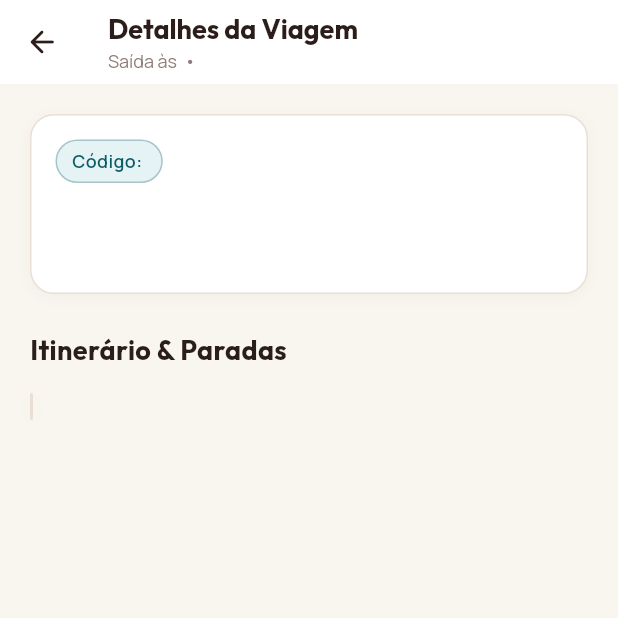
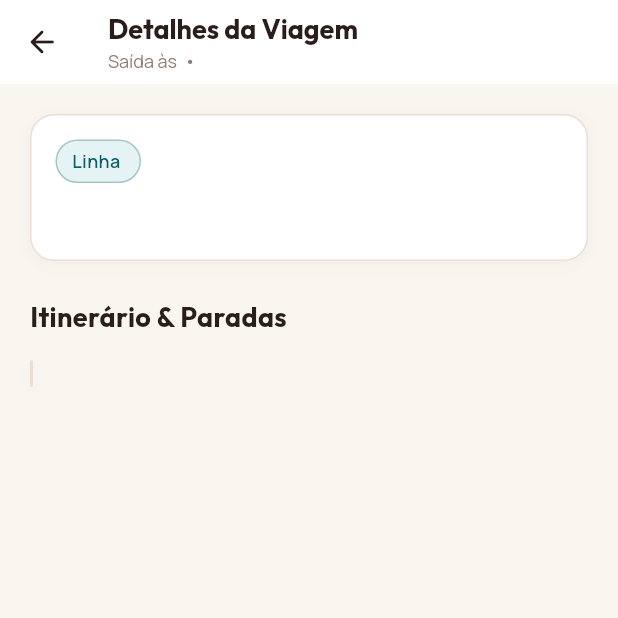
Before and after one commit to Liedson1/Passai, a Flutter app: the DetalhesViagemPage screen opened directly with empty values, on a phone screen of 412 x 824 dp, the top half of it. Run offline on Flutter 3.47's test engine with Material 3 defaults, Android fonts, the phone set to English and light mode, and no system bars; our stand-ins replace flutter_riverpod, go_router, supabase_flutter; missing offline and left inert: dart:js_interop; accounts and stored records are empty.

Commit message:
fix(detalhes): evitar overflow da tarifa e refinar badge de identificacao da rota

```diff
--- a/mobile/lib/presentation/pages/detalhes_viagem/detalhes_viagem_page.dart
+++ b/mobile/lib/presentation/pages/detalhes_viagem/detalhes_viagem_page.dart
@@ -183,8 +183,31 @@ class _IdentificacaoCard extends StatelessWidget {
 
   final DetalhesViagem detalhes;
 
+  String _getBadgeText() {
+    final raw = detalhes.codigo.trim();
+    // Se o código for longo ou repetir o trajeto (ex: "Arapiraca x Maceió (via LITORAL)"),
+    // prioriza o tipo da linha ("Linha Intermunicipal") para evitar redundância e quebras
+    final isRouteOrLong = raw.toLowerCase().contains(' x ') ||
+        raw.toLowerCase().contains(' - ') ||
+        raw.length > 22;
+
+    if (isRouteOrLong) {
+      return detalhes.tipoLinha ?? 'Linha Intermunicipal';
+    }
+
+    if (raw.toLowerCase().startsWith('linha') ||
+        raw.toLowerCase().startsWith('código') ||
+        raw.toLowerCase().startsWith('codigo')) {
+      return raw;
+    }
+
+    return 'Linha $raw';
+  }
+
   @override
   Widget build(BuildContext context) {
+    final badgeText = _getBadgeText();
+
     return Container(
       padding: const EdgeInsets.all(16),
       decoration: BoxDecoration(
@@ -202,12 +225,13 @@ class _IdentificacaoCard extends StatelessWidget {
       child: Column(
         crossAxisAlignment: CrossAxisAlignment.start,
         children: [
-          // Linha superior: badge do código + preço em destaque
+          // Linha superior: badge do tipo/código + preço em destaque
           Row(
             crossAxisAlignment: CrossAxisAlignment.center,
             children: [
-              // Badge do código da linha
-              Container(
+              // Badge flexível (nunca transborda nem empurra o preço para fora)
+              Flexible(
+                child: Container(
                   padding: const EdgeInsets.symmetric(
                     horizontal: 10,
                     vertical: 5,
@@ -220,21 +244,25 @@ class _IdentificacaoCard extends StatelessWidget {
                     ),
                   ),
                   child: Text(
-                  'Código: ${detalhes.codigo}',
+                    badgeText,
                     style: AppTextStyles.bodySemibold(
                       fontSize: 12,
                       color: AppColors.secondary,
                     ),
+                    maxLines: 1,
+                    overflow: TextOverflow.ellipsis,
+                  ),
                 ),
               ),
 
-              const Spacer(),
-
-              // Preço em destaque
+              if (detalhes.preco.isNotEmpty) ...[
+                const SizedBox(width: 12),
+                // Preço em destaque sempre contido no card
                 Text(
                   detalhes.preco,
                   style: AppTextStyles.headingMD(color: AppColors.primary),
                 ),
+              ],
             ],
           ),
 
@@ -250,7 +278,7 @@ class _IdentificacaoCard extends StatelessWidget {
           ),
 
           // Via (quando existir)
-          if (detalhes.via != null) ...[
+          if (detalhes.via != null && detalhes.via!.isNotEmpty) ...[
             const SizedBox(height: 4),
             Text(
               detalhes.via!,
```
Lines whose indentation alone changed are shown as unchanged.
